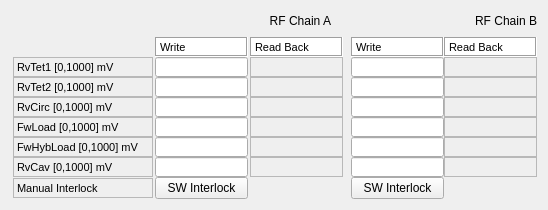
Qt form src/llrfgui/widgets/interlocklevel/ui/InterlockLevel.ui (amilan/app-maxiv-llrfexpert) before a commit.
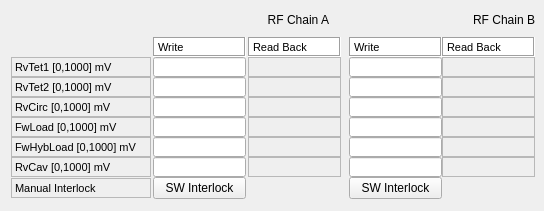
The same form after that commit. Custom widgets are drawn as their Qt base class.

Commit message:
Scrollable area added.
An scroll area has been added to each widget.

```diff
--- a/src/llrfgui/widgets/interlocklevel/ui/InterlockLevel.ui
+++ b/src/llrfgui/widgets/interlocklevel/ui/InterlockLevel.ui
@@ -7,13 +7,37 @@
     <x>0</x>
     <y>0</y>
     <width>544</width>
-    <height>208</height>
+    <height>211</height>
    </rect>
   </property>
   <property name="windowTitle">
    <string>Form</string>
   </property>
   <layout class="QGridLayout" name="gridLayout">
+   <property name="margin">
+    <number>0</number>
+   </property>
+   <property name="spacing">
+    <number>0</number>
+   </property>
+   <item row="0" column="0">
+    <widget class="QScrollArea" name="scrollArea">
+     <property name="frameShape">
+      <enum>QFrame::NoFrame</enum>
+     </property>
+     <property name="widgetResizable">
+      <bool>true</bool>
+     </property>
+     <widget class="QWidget" name="scrollAreaWidgetContents">
+      <property name="geometry">
+       <rect>
+        <x>0</x>
+        <y>0</y>
+        <width>544</width>
+        <height>211</height>
+       </rect>
+      </property>
+      <layout class="QGridLayout" name="gridLayout_2">
    <item row="0" column="0">
     <widget class="QLabel" name="label_241">
      <property name="minimumSize">
@@ -1502,6 +1526,19 @@
       </widget>
      </item>
     </layout>
+       </item>
+      </layout>
+      <zorder></zorder>
+      <zorder></zorder>
+      <zorder></zorder>
+      <zorder>label_242</zorder>
+      <zorder>label_241</zorder>
+      <zorder></zorder>
+      <zorder>label_241</zorder>
+      <zorder></zorder>
+      <zorder>label_242</zorder>
+     </widget>
+    </widget>
    </item>
   </layout>
  </widget>
```
Left out of the diff: 24 changed lines with no effect on the pictures. Lines whose indentation alone changed are shown as unchanged. The commit also changes 24 other files.
